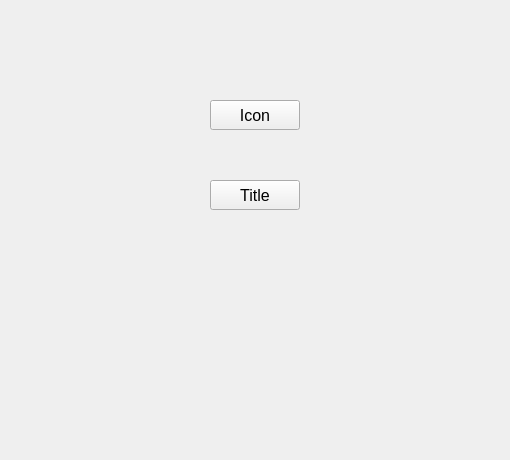
Before: the Qt Designer form src/ui/config_menu.ui in DVergaraM/Self1, drawn with Qt 5.
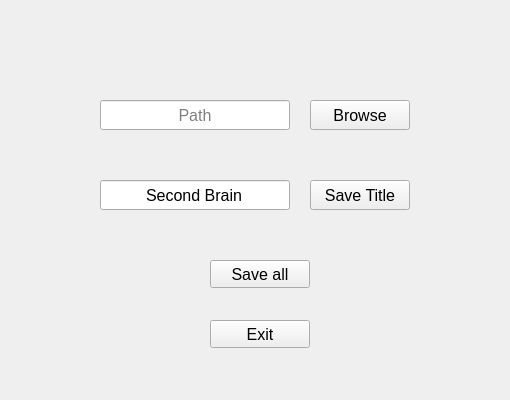
After: the same form once the commit is applied.

Commit message: Added icon and title setter buttons

```diff
--- a/src/ui/config_menu.ui
+++ b/src/ui/config_menu.ui
@@ -7,7 +7,7 @@
     <x>0</x>
     <y>0</y>
     <width>510</width>
-    <height>460</height>
+    <height>400</height>
    </rect>
   </property>
   <property name="windowTitle">
@@ -16,9 +16,9 @@
   <widget class="QPushButton" name="icon_selector_button">
    <property name="geometry">
     <rect>
-     <x>210</x>
+     <x>310</x>
      <y>100</y>
-     <width>90</width>
+     <width>100</width>
      <height>30</height>
     </rect>
    </property>
@@ -28,7 +28,7 @@
     </font>
    </property>
    <property name="text">
-    <string>Icon</string>
+    <string>Browse</string>
    </property>
    <property name="autoDefault">
     <bool>true</bool>
@@ -37,9 +37,9 @@
   <widget class="QPushButton" name="title_selector_button">
    <property name="geometry">
     <rect>
-     <x>210</x>
+     <x>310</x>
      <y>180</y>
-     <width>90</width>
+     <width>100</width>
      <height>30</height>
     </rect>
    </property>
@@ -49,10 +49,94 @@
     </font>
    </property>
    <property name="text">
+    <string>Save Title</string>
+   </property>
+   <property name="autoDefault">
+    <bool>true</bool>
+   </property>
+  </widget>
+  <widget class="QLineEdit" name="title_input">
+   <property name="geometry">
+    <rect>
+     <x>100</x>
+     <y>180</y>
+     <width>190</width>
+     <height>30</height>
+    </rect>
+   </property>
+   <property name="font">
+    <font>
+     <pointsize>12</pointsize>
+    </font>
+   </property>
+   <property name="text">
+    <string>Second Brain</string>
+   </property>
+   <property name="alignment">
+    <set>Qt::AlignCenter</set>
+   </property>
+   <property name="placeholderText">
     <string>Title</string>
    </property>
-   <property name="autoDefault">
-    <bool>true</bool>
+  </widget>
+  <widget class="QLineEdit" name="path_input">
+   <property name="geometry">
+    <rect>
+     <x>100</x>
+     <y>100</y>
+     <width>190</width>
+     <height>30</height>
+    </rect>
+   </property>
+   <property name="font">
+    <font>
+     <pointsize>12</pointsize>
+    </font>
+   </property>
+   <property name="text">
+    <string/>
+   </property>
+   <property name="alignment">
+    <set>Qt::AlignCenter</set>
+   </property>
+   <property name="placeholderText">
+    <string>Path</string>
+   </property>
+  </widget>
+  <widget class="QPushButton" name="save_all_button">
+   <property name="geometry">
+    <rect>
+     <x>210</x>
+     <y>260</y>
+     <width>100</width>
+     <height>28</height>
+    </rect>
+   </property>
+   <property name="font">
+    <font>
+     <pointsize>12</pointsize>
+    </font>
+   </property>
+   <property name="text">
+    <string>Save all</string>
+   </property>
+  </widget>
+  <widget class="QPushButton" name="exit_button">
+   <property name="geometry">
+    <rect>
+     <x>210</x>
+     <y>320</y>
+     <width>100</width>
+     <height>28</height>
+    </rect>
+   </property>
+   <property name="font">
+    <font>
+     <pointsize>12</pointsize>
+    </font>
+   </property>
+   <property name="text">
+    <string>Exit</string>
    </property>
   </widget>
  </widget>
```
Left out of the diff: 4 changed lines with no effect on the pictures.
